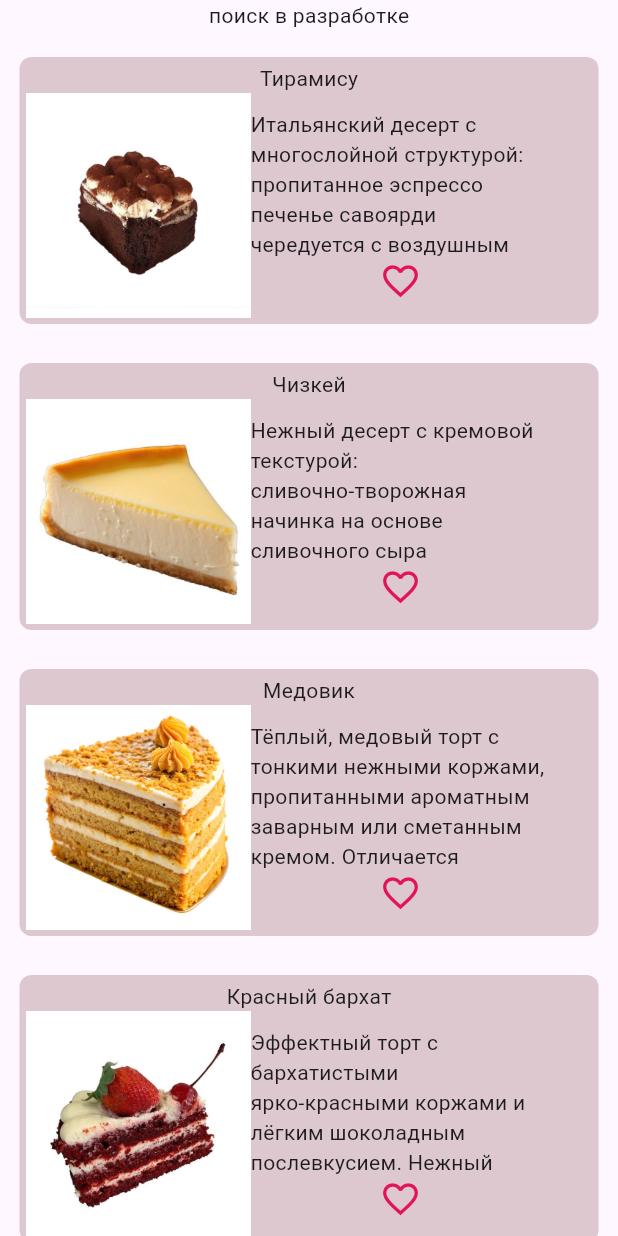
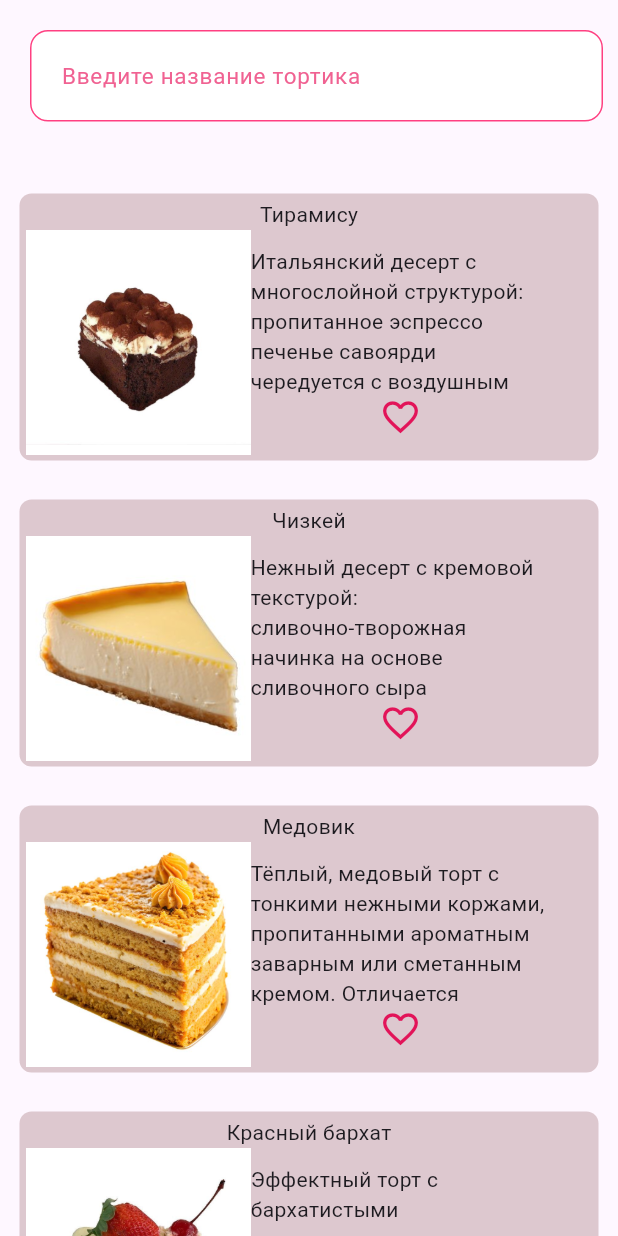
Before and after one commit to katsunooo/recipes-app, a Flutter app: the AllRecipesPage widget shown alone on an empty page, opened directly, on a phone screen of 412 x 824 dp. Run offline on Flutter 3.47's test engine with Material 3 defaults, Android fonts, the light colour scheme and no system bars.

Commit message:
Реализовала поиск sweets для страницы всех рецептов

```diff
--- a/lib/pages/all_recipes_page.dart
+++ b/lib/pages/all_recipes_page.dart
@@ -12,6 +12,17 @@ class AllRecipesPage extends StatefulWidget {
 }
 
 class _AllRecipesPageState extends State<AllRecipesPage> {
+
+  // то, что поиск
+  TextEditingController searchController = TextEditingController();
+  String searchQuery = "";
+
+  @override
+  void dispose(){
+    searchController.dispose();
+    super.dispose();
+  }
+
   // добавление в свои рецепты
   void addSweetToFavorite(Sweets sweet) {
     sweet.toFavorites = true;
@@ -26,15 +37,75 @@ class _AllRecipesPageState extends State<AllRecipesPage> {
   @override
   Widget build(BuildContext context) {
     return Consumer<Favorite>(
-      builder: (context, value, child) => Column(
+      builder: (context, value, child) {
+        final allSweets = Provider.of<Favorite>(context, listen: false).getSweetsList();
+
+        final filteredSweets = allSweets.where((sweet) {
+          return sweet.name.toLowerCase().contains(searchQuery.toLowerCase());
+        }).toList();
+       return Column(
         children: [
-          Container(child: Text('поиск в разработке')),
+          //-------------- поиск
+          Container(
+            margin: EdgeInsets.fromLTRB(20, 20, 10, 30),
+              decoration: BoxDecoration(
+                color: Colors.white,
+                borderRadius: BorderRadius.circular(12),
+                border: BoxBorder.all(color: Colors.pinkAccent),
+              ),
+            child: TextField(
+              controller: searchController,
+              cursorColor: Colors.pink,
+              style: TextStyle(
+                color: Colors.pink, fontSize: 18
+              ),
+              decoration: InputDecoration(
+                hintText: 'Введите название тортика',
+                  hintStyle: TextStyle(color: Colors.pink[300], fontSize: 15),
+                  border: InputBorder.none,
+                  contentPadding: EdgeInsets.symmetric(
+                    vertical: 16,
+                    horizontal: 20,
+                  ),
+                  suffixIcon: searchQuery.isNotEmpty
+                  ? IconButton(onPressed: (){
+                    setState(() {
+                      searchController.clear();
+                      searchQuery ="";
+                    });
+                  }, icon: Icon(Icons.clear, color: Colors.pink),
+                  )
+                  : null,
+              ),
+              onChanged: (value) {
+                setState(() {
+                  searchQuery = value;
+                });
+              },
+            )
+          ),
+
           SizedBox(height: 5),
+
+          //------------- списки
+
           Expanded(
-            child: ListView.builder(
-              itemCount: 4,
+            child:
+               filteredSweets.isEmpty
+                ?Center(
+                  child: Column(
+                    children:[
+                      Image.asset('assets/unluck.jpg', height: 150, width: 150,),
+                      Text('анлак'),
+                      Text('торт не найден'),
+                    ]
+                  )
+                )
+             :
+            ListView.builder(
+              itemCount: filteredSweets.length,
               itemBuilder: (context, index) {
-                Sweets sweet = value.getSweetsList()[index];
+                Sweets sweet = filteredSweets[index];
                 return SweetsTile(
                   sweet: sweet,
                   onTap: () {
@@ -49,7 +120,8 @@ class _AllRecipesPageState extends State<AllRecipesPage> {
             ),
           ),
         ],
-      ),
+      );
+  }
     );
   }
 }
--- a/plan.txt
+++ b/plan.txt
@@ -1,10 +1,11 @@
 to do list для отслеживания планируемых действий по созданию приложения.
 [ y ] - создать базовые страницы (все рецепты, сохраненные рецепты).
 [ y ] - с помощью Provider реализовать добавление в сохраненные рецепты и удалять(несколькими способами).
-[  ] - вернуть реализацию поиска и подогнать его под изменения Provider, после пересоздания.
+[ y ] - вернуть реализацию поиска и подогнать его под изменения Provider, после пересоздания.
 [  ] - оформить дизайн основных страниц
 [  ] - продумать реализацию всплывающей навигации в appBar и оформить соответственно
 [  ] - переделать приветственную страницу и создать анимацию для ожидания
 [  ] - добавить страницу, где будут рецепты
+[  ] - подключить локальную базу данных
 
 список пополняется...
```
